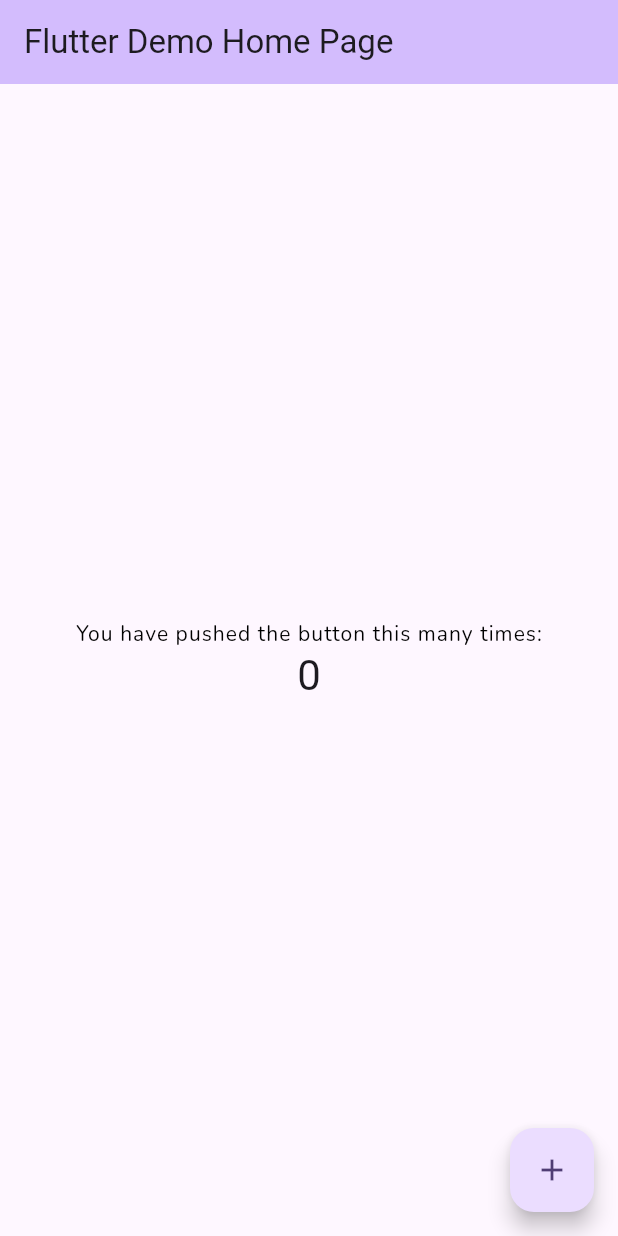
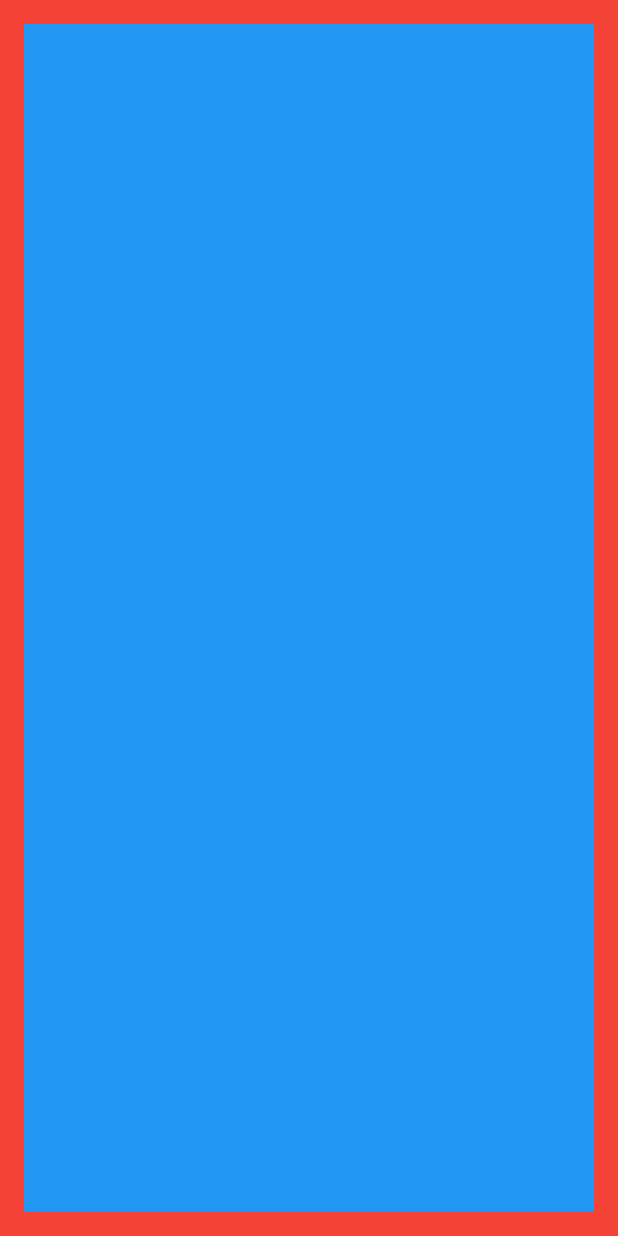
Before and after one commit to FelippeNO/bento_challenge, a Flutter app: the screen it shows after launch, on a phone screen of 412 x 824 dp. Run offline on Flutter 3.47's test engine with Material 3 defaults, Android fonts, the phone set to English and light mode, and no system bars.

```diff
--- a/bento_challenge/lib/main.dart
+++ b/bento_challenge/lib/main.dart
@@ -1,4 +1,3 @@
-import 'package:bento_challenge/core/design/ui_text.dart';
 import 'package:flutter/material.dart';
 
 void main() {
@@ -8,7 +7,6 @@
 class MyApp extends StatelessWidget {
   const MyApp({super.key});
 
-  // This widget is the root of your application.
   @override
   Widget build(BuildContext context) {
     return MaterialApp(
@@ -32,37 +30,15 @@
 }
 
 class _MyHomePageState extends State<MyHomePage> {
-  final int _counter = 0;
-
-  void _incrementCounter() {
-    setState(() {});
-  }
-
   @override
   Widget build(BuildContext context) {
     return Scaffold(
-      appBar: AppBar(
-        backgroundColor: Theme.of(context).colorScheme.inversePrimary,
-        title: Text(widget.title),
-      ),
-      body: Center(
-        child: Column(
-          mainAxisAlignment: MainAxisAlignment.center,
-          children: <Widget>[
-            const UIText(
-              'You have pushed the button this many times:',
-            ),
-            Text(
-              '$_counter',
-              style: Theme.of(context).textTheme.headlineMedium,
-            ),
-          ],
+      body: Container(
+        color: Colors.red,
+        padding: const EdgeInsets.all(16),
+        child: Container(
+          color: Colors.blue,
         ),
-      ),
-      floatingActionButton: FloatingActionButton(
-        onPressed: _incrementCounter,
-        tooltip: 'Increment',
-        child: const Icon(Icons.add),
       ),
     );
   }
```
Also changed, not shown: bento_challenge/lib/core/design/ui_paddings.dart (added, +22 -0 lines), bento_challenge/lib/core/design/ui_scale.dart (added, +44 -0 lines).
